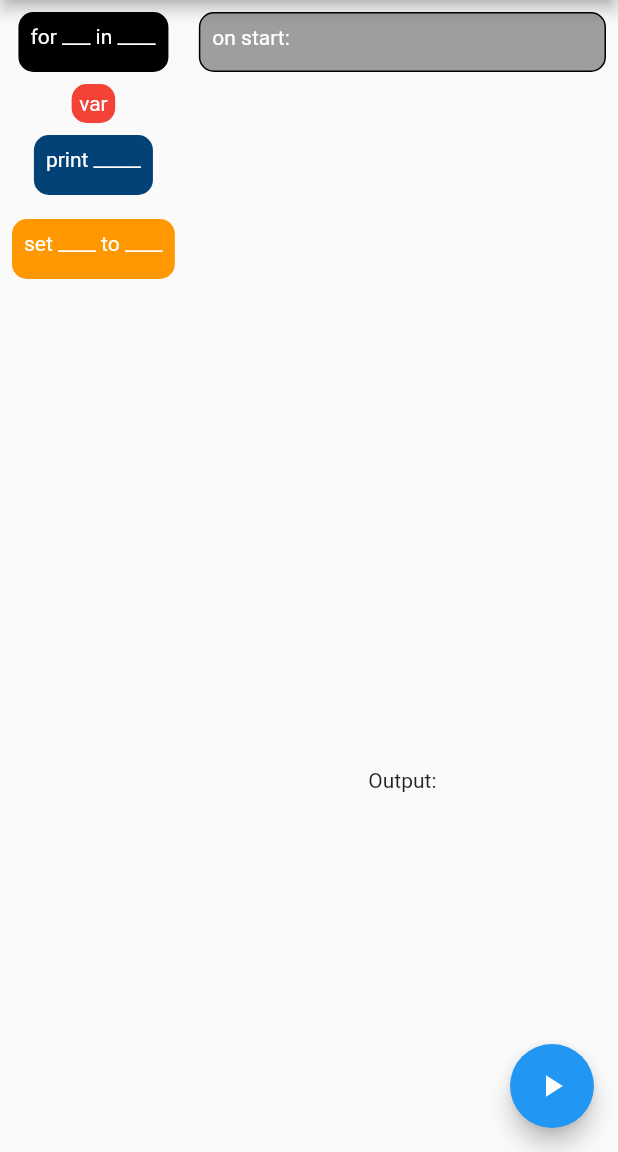
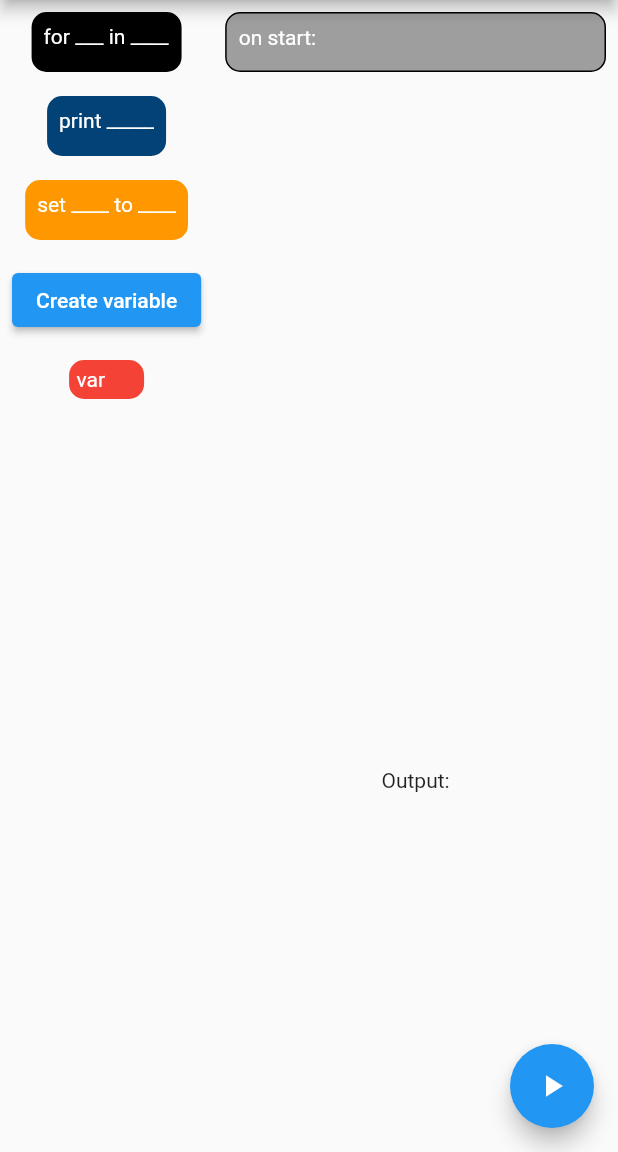
Before and after one commit to danielzsh/blocks, a Flutter app: the screen it shows after launch, on a phone screen of 412 x 824 dp, the part 84-1236 px from its top. Run offline on Flutter 3.47's test engine with Material 2 defaults, Android fonts, the light colour scheme and no system bars.

```diff
--- a/lib/block_widgets/var_block.dart
+++ b/lib/block_widgets/var_block.dart
@@ -3,25 +3,20 @@ import 'package:blocks/block_widgets/block_base.dart';
 import 'package:flutter/material.dart';
 import 'package:blocks/globals.dart';
 
-class Var {
-  int value = 0;
+class VarBlock extends StatelessWidget implements Block {
   final String name;
-  Var(this.name);
-}
-
-class VarBlock extends StatelessWidget implements Block {
-  final Var val;
-  const VarBlock({Key? key, required this.val}) : super(key: key);
+  const VarBlock({Key? key, required this.name}) : super(key: key);
   @override
   Widget build(BuildContext context) {
     return Container(
       padding: const EdgeInsets.all(5),
+      constraints: BoxConstraints(minWidth: 50),
       decoration: const BoxDecoration(
         color: Colors.red,
         borderRadius: BorderRadius.all(Radius.circular(10)),
       ),
       child: Text(
-        val.name,
+        name,
         style: const TextStyle(
             color: Colors.white,
             fontSize: 14,
@@ -34,12 +29,16 @@ class VarBlock extends StatelessWidget implements Block {
 
 class VarDrag extends StatelessWidget {
   final VarBlock block;
-  VarDrag({Key? key, required this.block}) : super(key: key) {
-    variables[block.val.name] = 0;
+  final String name;
+  VarDrag({Key? key, required this.name})
+      : block = VarBlock(name: name),
+        super(key: key) {
+    variables[name] = 0;
   }
   @override
   Widget build(BuildContext context) {
-    return Draggable<String>(
-        data: block.val.name, child: block, feedback: block);
+    return Container(
+        margin: EdgeInsets.all(8),
+        child: Draggable<String>(data: name, child: block, feedback: block));
   }
 }
--- a/lib/main.dart
+++ b/lib/main.dart
@@ -31,8 +31,43 @@ class MyApp extends StatelessWidget {
   }
 }
 
-class HomePage extends StatelessWidget {
+class HomePage extends StatefulWidget {
   const HomePage({Key? key}) : super(key: key);
+
+  @override
+  State<HomePage> createState() => _HomePageState();
+}
+
+class _HomePageState extends State<HomePage> {
+  final _varcontroller = TextEditingController();
+  var vars = <VarDrag>[VarDrag(name: "var")];
+  Future<void> _displayTextInputDialog(BuildContext context) async {
+    return showDialog(
+        context: context,
+        builder: (context) {
+          return AlertDialog(
+            title: Text('Add variable'),
+            content: TextField(
+              onChanged: (value) {},
+              controller: _varcontroller,
+              decoration: InputDecoration(hintText: "Variable name"),
+            ),
+            actions: <Widget>[
+              TextButton(
+                child: Text(
+                  'OK',
+                ),
+                onPressed: () {
+                  setState(() {
+                    vars.add(VarDrag(name: _varcontroller.text));
+                    Navigator.pop(context);
+                  });
+                },
+              ),
+            ],
+          );
+        });
+  }
 
   @override
   Widget build(BuildContext context) {
@@ -43,9 +78,17 @@ class HomePage extends StatelessWidget {
       body: Row(crossAxisAlignment: CrossAxisAlignment.start, children: [
         Column(children: [
           const ForDrag(),
-          VarDrag(block: VarBlock(val: Var("var"))),
           PrintDrag(),
-          SetDrag()
+          SetDrag(),
+          Container(
+            margin: EdgeInsets.all(8),
+            child: ElevatedButton(
+                onPressed: () {
+                  _displayTextInputDialog(context);
+                },
+                child: const Text('Create variable')),
+          ),
+          ...vars
         ]),
         Flexible(
             flex: 10,
```
Also changed, not shown: lib/block_widgets/drag_area.dart (+16 -2 lines), lib/utility.dart (+9 -5 lines), 1 other file.
